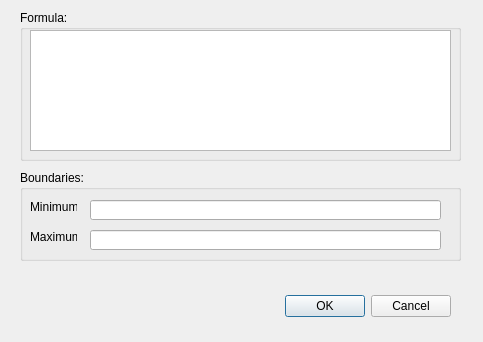
This is ComplexOPT/drawdialog.ui in ray33ee/optima as Qt 5 draws it before an edit. The edited form follows.
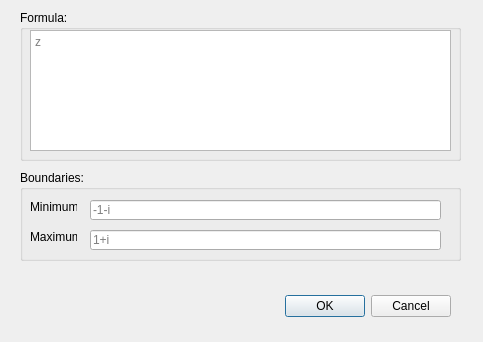
This is the edited form.

```diff
--- a/ComplexOPT/drawdialog.ui
+++ b/ComplexOPT/drawdialog.ui
@@ -68,6 +68,9 @@
       <height>121</height>
      </rect>
     </property>
+    <property name="placeholderText">
+     <string>z</string>
+    </property>
    </widget>
   </widget>
   <widget class="QGroupBox" name="gbxBoundaries">
@@ -154,6 +157,9 @@
       </disabled>
      </palette>
     </property>
+    <property name="placeholderText">
+     <string>-1-i</string>
+    </property>
    </widget>
    <widget class="QLineEdit" name="txtMaximum">
     <property name="geometry">
@@ -164,6 +170,9 @@
       <height>20</height>
      </rect>
     </property>
+    <property name="placeholderText">
+     <string>1+i</string>
+    </property>
    </widget>
   </widget>
  </widget>
```
